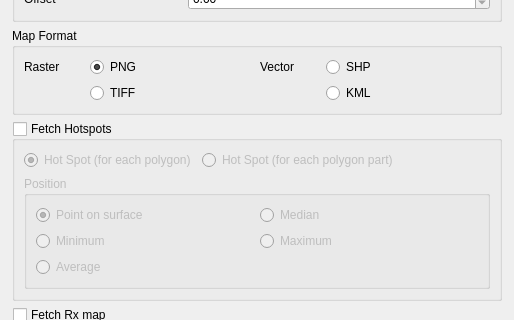
The window that geosys/ui/templates/geosys_dockwidget_base.ui (osundwajeff/qgis-plugin) describes before a commit, drawn with Qt 5; both pictures show x 0 to 514 and y 228 to 548 of the 514 by 909 pixel window.
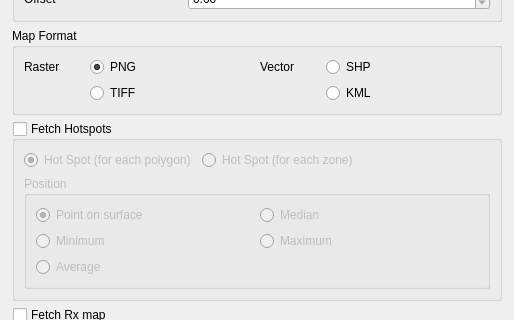
The same window after the commit.

Commit message: update hotspots type radio input

The edit to the form file:
```diff
--- a/geosys/ui/templates/geosys_dockwidget_base.ui
+++ b/geosys/ui/templates/geosys_dockwidget_base.ui
@@ -655,7 +655,7 @@
              <item row="0" column="1">
               <widget class="QRadioButton" name="hotspot_polygon_part_form">
                <property name="text">
-                <string>Hot Spot (for each polygon part)</string>
+                <string>Hot Spot (for each zone)</string>
                </property>
               </widget>
              </item>
```
